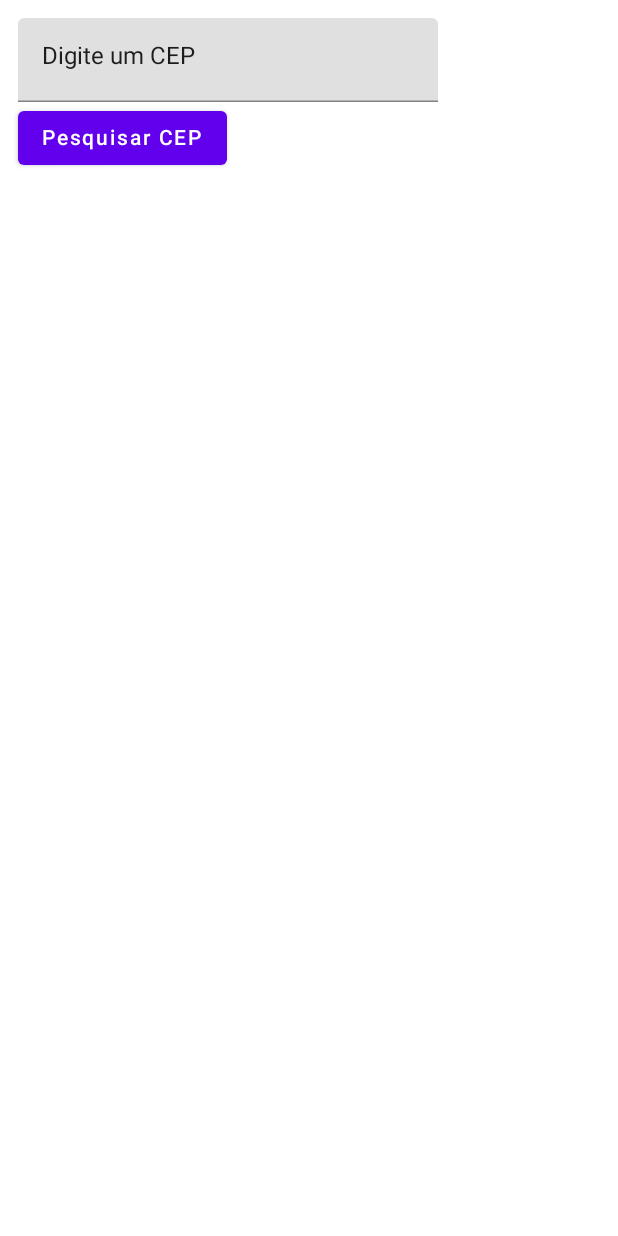
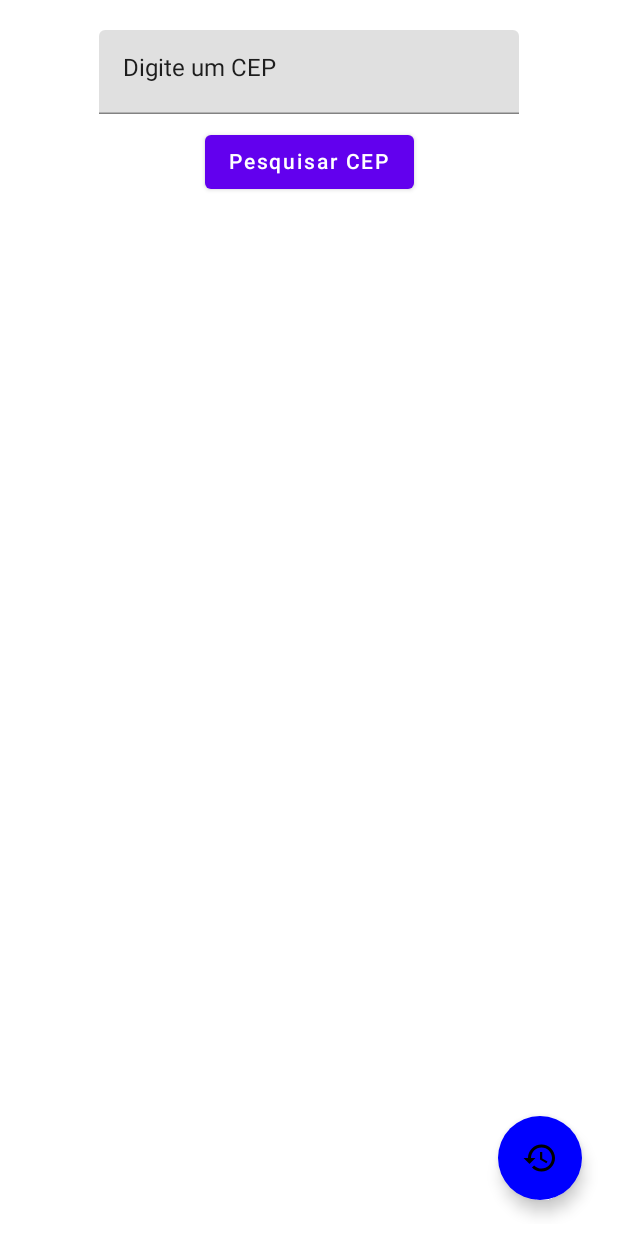
Before and after one commit to Matheus-Silas97/PostalCode_Search, an Android app built with Jetpack Compose: the SearchAddressScreen screen opened through its navigation route, on a phone screen of 412 x 824 dp. Run offline under Robolectric (Android 15) with nearby library versions, the phone set to English and light mode, and no system bars.

Commit message:
feat(PostalCode): adjust in layout

```diff
--- a/app/src/main/java/com/matheussilas97/postalcodesearch/MainActivity.kt
+++ b/app/src/main/java/com/matheussilas97/postalcodesearch/MainActivity.kt
@@ -11,11 +11,10 @@ import androidx.compose.ui.Modifier
 import androidx.navigation.compose.NavHost
 import androidx.navigation.compose.composable
 import androidx.navigation.compose.rememberNavController
-import com.matheussilas97.historic.presentation.HomeScreen
-import com.matheussilas97.search.presentation.HomeViewModel
+import com.matheussilas97.common.utils.RouteNavigation
+import com.matheussilas97.historic.presentation.HistoricScreen
 import com.matheussilas97.search.presentation.SearchAddressScreen
 import com.matheussilas97.uikit.theme.PostalCodeSearchTheme
-import org.koin.androidx.viewmodel.ext.android.viewModel
 
 class MainActivity : ComponentActivity() {
 
@@ -40,11 +39,11 @@ class MainActivity : ComponentActivity() {
     private fun NavigationComponent() {
         val navController = rememberNavController()
 
-        NavHost(navController = navController, startDestination = "homeScreen") {
-            composable(route = "homeScreen") {
-                HomeScreen(navController)
+        NavHost(navController = navController, startDestination = RouteNavigation.SEARCH_SCREEN) {
+            composable(route = RouteNavigation.HISTORIC_SCREEN) {
+                HistoricScreen(navController)
             }
-            composable(route = "searchAddress") {
+            composable(route = RouteNavigation.SEARCH_SCREEN) {
                 SearchAddressScreen(navController)
             }
         }
--- /dev/null
+++ b/common/src/main/java/com/matheussilas97/common/utils/RouteNavigation.kt
@@ -0,0 +1,6 @@
+package com.matheussilas97.common.utils
+
+object RouteNavigation {
+    const val SEARCH_SCREEN = "search screen"
+    const val HISTORIC_SCREEN = "historic screnn"
+}
--- a/search/src/main/java/com/matheussilas97/search/presentation/HomeScreen.kt
+++ b/search/src/main/java/com/matheussilas97/search/presentation/HomeScreen.kt
@@ -1,62 +1,58 @@
 package com.matheussilas97.search.presentation
 
+import androidx.compose.foundation.background
 import androidx.compose.foundation.layout.*
 import androidx.compose.foundation.lazy.LazyColumn
 import androidx.compose.foundation.lazy.items
 import androidx.compose.foundation.lazy.rememberLazyListState
-import androidx.compose.material.Card
-import androidx.compose.material.Text
-import androidx.compose.material.TextField
+import androidx.compose.material.*
 import androidx.compose.runtime.Composable
+import androidx.compose.ui.Alignment
 import androidx.compose.ui.Modifier
 import androidx.compose.ui.graphics.Color
+import androidx.compose.ui.res.painterResource
 import androidx.compose.ui.tooling.preview.Preview
 import androidx.compose.ui.unit.dp
+import androidx.navigation.NavController
+import com.matheussilas97.common.utils.RouteNavigation
+import com.matheussilas97.uikit.R
 import com.matheussilas97.uikit.components.ActionButton
 import com.matheussilas97.uikit.components.TextNormal
+import com.matheussilas97.uikit.components.TopBar
 
 @Composable
-fun ListAddressScreen() {
-    val lazyState = rememberLazyListState()
-    LazyColumn(state = lazyState) {
-        items(listOf("")) { address ->
-            CardAddress()
+fun SearchAddressScreen(navController: NavController? = null) {
+    Scaffold(modifier = Modifier.padding(all = 8.dp),
+        floatingActionButton = {
+            FloatingActionButton(
+                onClick = { navController?.navigate(route = RouteNavigation.HISTORIC_SCREEN) },
+                backgroundColor = Color.Blue,
+                contentColor = Color.Black
+            ) {
+                Icon(painter = painterResource(id = R.drawable.ic_history), "")
             }
-    }
-}
-
-@Composable
-fun CardAddress() {
-    Card(
-        shape = com.matheussilas97.uikit.theme.Shapes.medium,
-        modifier = Modifier
-            .fillMaxWidth()
-            .padding(all = 12.dp),
-    ) {
-        Column {
-            Text(text = "", modifier = Modifier.fillMaxWidth())
-            Text(text = "", modifier = Modifier.fillMaxWidth())
-        }
-    }
-}
-
-@Composable
-fun SearchAddressScreen(navController: androidx.navigation.NavHostController) {
+        }, content = {
             Column(
                 modifier = Modifier
-            .fillMaxWidth()
-            .padding(all = 12.dp)
+                    .fillMaxSize()
+                    .background(color = Color.White)
+                    .padding(all = 12.dp),
+                horizontalAlignment = Alignment.CenterHorizontally
             ) {
                 TextField(value = "Digite um CEP", onValueChange = {})
                 Spacer(modifier = Modifier.width(width = 22.dp))
-        ActionButton(text = "Pesquisar CEP", click = {})
-        TextNormal(text = "", color = Color.Black)
+                ActionButton(
+                    text = "Pesquisar CEP",
+                    modifier = Modifier.padding(all = 8.dp),
+                    click = {})
             }
+        })
+
 }
 
 
 @Composable
 @Preview
 fun ShowCard() {
-    CardAddress()
+    SearchAddressScreen()
 }
--- a/uikit/src/main/java/com/matheussilas97/uikit/components/Button.kt
+++ b/uikit/src/main/java/com/matheussilas97/uikit/components/Button.kt
@@ -3,11 +3,12 @@ package com.matheussilas97.uikit.components
 import androidx.compose.material.Button
 import androidx.compose.material.Text
 import androidx.compose.runtime.Composable
+import androidx.compose.ui.Modifier
 import androidx.compose.ui.tooling.preview.Preview
 
 @Composable
-fun ActionButton(text: String, click: () -> Unit) {
-    Button(onClick = click) {
+fun ActionButton(text: String, click: () -> Unit, modifier: Modifier = Modifier) {
+    Button(onClick = click, modifier = modifier) {
         Text(text = text)
     }
 }
@@ -15,6 +16,5 @@ fun ActionButton(text: String, click: () -> Unit) {
 @Preview
 @Composable
 fun ButtonPreview() {
-    ActionButton(text = "Ação") {}
-
+    ActionButton(text = "Ação", modifier = Modifier, click = {})
 }
--- /dev/null
+++ b/uikit/src/main/res/drawable/ic_history.xml
@@ -0,0 +1,5 @@
+<vector android:height="24dp" android:tint="#000000"
+    android:viewportHeight="24" android:viewportWidth="24"
+    android:width="24dp" xmlns:android="http://schemas.android.com/apk/res/android">
+    <path android:fillColor="@android:color/white" android:pathData="M13,3c-4.97,0 -9,4.03 -9,9L1,12l3.89,3.89 0.07,0.14L9,12L6,12c0,-3.87 3.13,-7 7,-7s7,3.13 7,7 -3.13,7 -7,7c-1.93,0 -3.68,-0.79 -4.94,-2.06l-1.42,1.42C8.27,19.99 10.51,21 13,21c4.97,0 9,-4.03 9,-9s-4.03,-9 -9,-9zM12,8v5l4.28,2.54 0.72,-1.21 -3.5,-2.08L13.5,8L12,8z"/>
+</vector>
```
Also changed, not shown: historic/src/main/java/com/matheussilas97/historic/presentation/HistoricScreen.kt (+23 -8 lines), uikit/src/main/java/com/matheussilas97/uikit/components/TopBar.kt (added, +25 -0 lines). Lines whose indentation alone changed are shown as unchanged.
